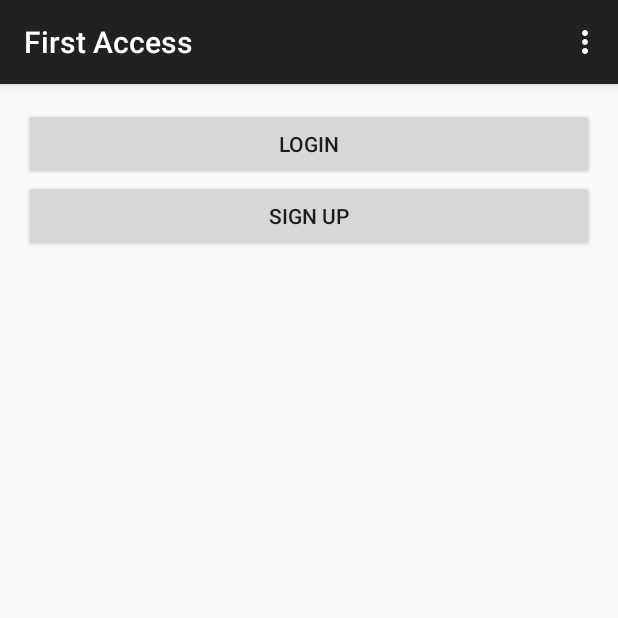
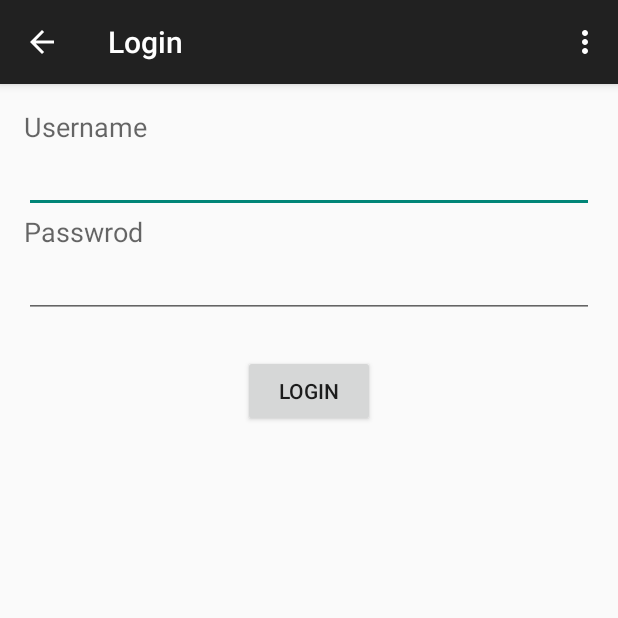
Before and after one commit to caps7744/sound4u, an Android app: the screen it shows after launch (FirstAccessActivity before the commit, LoginActivity after it), after a tap on "LOGIN", on a phone screen of 412 x 824 dp, the top half of it. Run offline under Robolectric (Android 15) with nearby library versions, the phone set to English and light mode, and no system bars.

Commit message:
Login implemented with a fake LoginService

```diff
--- a/sound4u/src/main/java/it/polimi/dima/sound4u/FirstAccessActivity.java
+++ b/sound4u/src/main/java/it/polimi/dima/sound4u/FirstAccessActivity.java
@@ -1,13 +1,17 @@
 package it.polimi.dima.sound4u;
 
+import android.content.Intent;
 import android.os.Bundle;
 import android.support.v7.app.ActionBarActivity;
 import android.view.Menu;
 import android.view.MenuItem;
 import android.view.View;
 import android.widget.Button;
+import it.polimi.dima.sound4u.model.User;
 
 public class FirstAccessActivity extends ActionBarActivity {
+
+    private static final int LOGIN_REQUEST_ID = 1;
 
     @Override
     protected void onCreate(Bundle savedInstanceState) {
@@ -34,9 +38,22 @@ public class FirstAccessActivity extends ActionBarActivity {
     }
 
     private void doLogin() {
-        // TODO
+        final Intent loginIntent = new Intent(LoginActivity.LOGIN_ACTION);
+        startActivityForResult(loginIntent, LOGIN_REQUEST_ID);
     }
 
+    protected void onActivityResult(int requestCode, int resultCode, Intent data) {
+        if(requestCode == LOGIN_REQUEST_ID) {
+            switch (resultCode) {
+                case RESULT_OK:
+                    // TODO Manage right login.
+                    finish();
+                    break;
+                case RESULT_CANCELED:
+                    break;
+            }
+        }
+    }
 
     @Override
     public boolean onCreateOptionsMenu(Menu menu) {
--- /dev/null
+++ b/sound4u/src/main/java/it/polimi/dima/sound4u/LoginActivity.java
@@ -0,0 +1,93 @@
+package it.polimi.dima.sound4u;
+
+import android.content.Intent;
+import android.support.v7.app.ActionBarActivity;
+import android.support.v7.app.ActionBar;
+import android.support.v4.app.Fragment;
+import android.os.Bundle;
+import android.text.Editable;
+import android.text.TextUtils;
+import android.view.LayoutInflater;
+import android.view.Menu;
+import android.view.MenuItem;
+import android.view.View;
+import android.view.ViewGroup;
+import android.os.Build;
+import android.widget.EditText;
+import android.widget.TextView;
+import it.polimi.dima.sound4u.model.User;
+import it.polimi.dima.sound4u.service.LoginService;
+
+public class LoginActivity extends ActionBarActivity {
+
+    public static final String LOGIN_ACTION = "it.polimi.dima.sound4u.action.LOGIN_ACTION";
+
+    public static final String USER_DATA_EXTRA = "it.polimi.dima.sound4u.extra.USER_DATA_EXTRA";
+
+    private EditText usernameEditText;
+
+    private EditText passwordEditText;
+
+    private TextView errorTextView;
+
+    @Override
+    protected void onCreate(Bundle savedInstanceState) {
+        super.onCreate(savedInstanceState);
+        setContentView(R.layout.activity_login);
+        usernameEditText = (EditText) findViewById(R.id.username_edittext);
+        passwordEditText = (EditText) findViewById(R.id.password_edittext);
+        errorTextView = (TextView) findViewById(R.id.error_message_label);
+    }
+
+
+    @Override
+    public boolean onCreateOptionsMenu(Menu menu) {
+
+        // Inflate the menu; this adds items to the action bar if it is present.
+        getMenuInflater().inflate(R.menu.login, menu);
+        return true;
+    }
+
+    @Override
+    public boolean onOptionsItemSelected(MenuItem item) {
+        // Handle action bar item clicks here. The action bar will
+        // automatically handle clicks on the Home/Up button, so long
+        // as you specify a parent activity in AndroidManifest.xml.
+        switch (item.getItemId()) {
+            case R.id.action_settings:
+                return true;
+        }
+        return super.onOptionsItemSelected(item);
+    }
+
+    public void doLogin(View loginButton) {
+        this.errorTextView.setVisibility(View.INVISIBLE);
+        final Editable usernameEditable = usernameEditText.getText();
+        if (TextUtils.isEmpty(usernameEditable)) {
+            final String usernameMandatory = getResources().getString(R.string.mandatory_field_error, "username");
+            this.errorTextView.setText(usernameMandatory);
+            this.errorTextView.setVisibility(View.VISIBLE);
+            return;
+        }
+        final Editable passwordEditable = passwordEditText.getText();
+        if(TextUtils.isEmpty(passwordEditable)) {
+            final String passwordMandatory = getResources().getString(R.string.mandatory_field_error, "password");
+            this.errorTextView.setText(passwordMandatory);
+            this.errorTextView.setVisibility(View.VISIBLE);
+            return;
+        }
+        final String username = usernameEditable.toString();
+        final String password = passwordEditable.toString();
+        final User user = LoginService.get().login(username, password);
+        if(user != null) {
+            Intent resultIntent = new Intent();
+            resultIntent.putExtra(USER_DATA_EXTRA, user);
+            setResult(RESULT_OK, resultIntent);
+            finish();
+        } else {
+            this.errorTextView.setText(R.string.wrong_credential_error);
+            this.errorTextView.setVisibility(View.VISIBLE);
+        }
+    }
+
+}
--- /dev/null
+++ b/sound4u/src/main/res/layout/activity_login.xml
@@ -0,0 +1,54 @@
+<LinearLayout xmlns:android="http://schemas.android.com/apk/res/android"
+    xmlns:tools="http://schemas.android.com/tools"
+    android:layout_width="match_parent"
+    android:layout_height="match_parent"
+    android:paddingLeft="@dimen/activity_horizontal_margin"
+    android:paddingRight="@dimen/activity_horizontal_margin"
+    android:paddingTop="@dimen/activity_vertical_margin"
+    android:paddingBottom="@dimen/activity_vertical_margin"
+    tools:context=".LoginActivity"
+    android:orientation="vertical">
+
+    <TextView
+            android:layout_width="wrap_content"
+            android:layout_height="wrap_content"
+            android:textAppearance="?android:attr/textAppearanceMedium"
+            android:text="@string/username_label"
+            android:id="@+id/textView" />
+
+    <EditText
+            android:layout_width="match_parent"
+            android:layout_height="wrap_content"
+            android:id="@+id/username_edittext"
+            android:layout_gravity="center" />
+
+    <TextView
+            android:layout_width="wrap_content"
+            android:layout_height="wrap_content"
+            android:textAppearance="?android:attr/textAppearanceMedium"
+            android:text="@string/password_label"
+            android:id="@+id/textView" />
+
+    <EditText
+            android:layout_width="match_parent"
+            android:layout_height="wrap_content"
+            android:inputType="textPassword"
+            android:id="@+id/password_edittext"
+            android:layout_gravity="center" />
+
+    <TextView
+            android:layout_width="wrap_content"
+            android:layout_height="wrap_content"
+            android:textAppearance="?android:attr/textAppearanceMedium"
+            android:textColor="@string/error_message_color"
+            android:visibility="invisible"
+            android:id="@+id/error_message_label" />
+
+    <Button
+            android:layout_width="wrap_content"
+            android:layout_height="wrap_content"
+            android:text="@string/login_button"
+            android:id="@+id/login_button"
+            android:onClick="doLogin"
+            android:layout_gravity="center" />
+</LinearLayout>
--- /dev/null
+++ b/sound4u/src/main/res/menu/login.xml
@@ -0,0 +1,8 @@
+<menu xmlns:android="http://schemas.android.com/apk/res/android"
+    xmlns:app="http://schemas.android.com/apk/res-auto">
+
+    <item android:id="@+id/action_settings"
+        android:title="@string/action_settings"
+        android:orderInCategory="100"
+        app:showAsAction="never" />
+</menu>
--- a/sound4u/src/main/res/values/strings.xml
+++ b/sound4u/src/main/res/values/strings.xml
@@ -1,10 +1,21 @@
 <?xml version="1.0" encoding="utf-8"?>
 <resources>
+
     <string name="app_name">Sound4u</string>
     <string name="hello_world">Hello world!</string>
     <string name="action_settings">Settings</string>
+    <!-- First Access Activity -->
     <string name="title_activity_first_access">First Access</string>
     <string name="title_activity_singup">Signup</string>
     <string name="login_button">Login</string>
     <string name="signup_button">Sign Up</string>
+    <!-- Login Activity -->
+    <string name="title_activity_login">Login</string>
+    <string name="username_label">Username</string>
+    <string name="password_label">Passwrod</string>
+    <string name="login_button_label">Login</string>
+    <!-- Error messages -->
+    <string name="mandatory_field_error">The field %1$s is mandatory</string>
+    <string name="wrong_credential_error">Wrong credentials! Please try again.</string>
+
 </resources>
```
Also changed, not shown: sound4u/src/main/AndroidManifest.xml (+21 -4 lines), sound4u/src/main/java/it/polimi/dima/sound4u/service/LoginService.java (added, +30 -0 lines), sound4u/src/main/res/values/colors.xml (added, +16 -0 lines).
